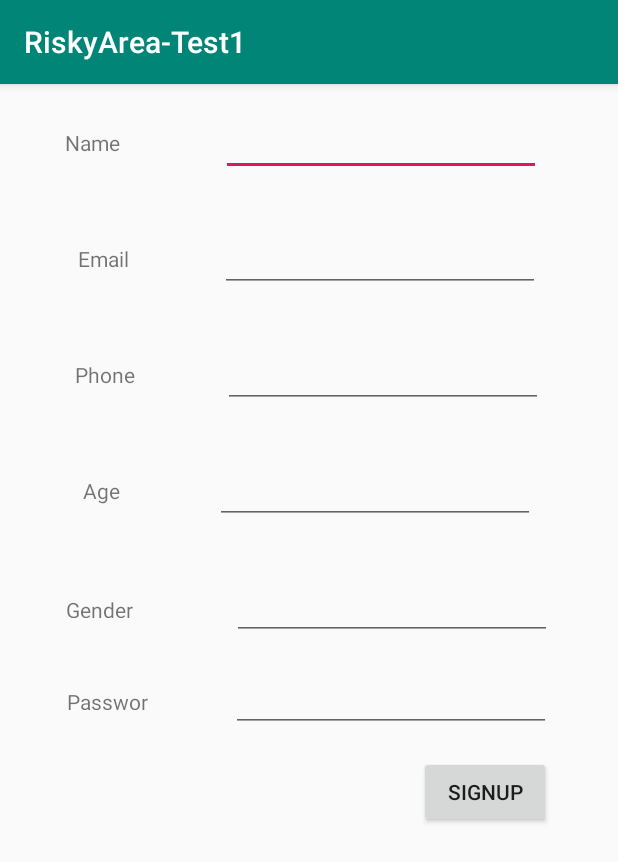
After one commit to mostasim/Risk-Detector, an Android app: the UserSignUpActivity screen opened directly, with no data from a screen before it, on a phone screen of 412 x 824 dp. The commit adds this screen. Shown: the top 862 px of the screen. Run offline under Robolectric (Android 15) with nearby library versions, the phone set to English and light mode, and no system bars.

Commit message:
UNKNOWN COMMIT

```diff
--- a/RiksyArea/app/build.gradle
+++ b/RiksyArea/app/build.gradle
@@ -28,4 +28,7 @@ dependencies {
     androidTestImplementation 'androidx.test.espresso:espresso-core:3.1.1'
     implementation 'com.squareup.retrofit2:retrofit:2.5.0'
     implementation 'com.squareup.retrofit2:converter-gson:2.5.0'
+    implementation 'com.google.code.gson:gson:2.6.1'
+    implementation 'com.android.support:recyclerview-v7:28.0.0'
+    implementation 'com.android.support:recyclerview-v7:28.0.0'
 }
--- /dev/null
+++ b/RiksyArea/app/src/main/java/com/example/riskyarea_test1/Interfaces/UserLogInInterface.java
@@ -0,0 +1,6 @@
+package com.example.riskyarea_test1.Interfaces;
+
+public interface UserLogInInterface {
+    void success();
+    void faield();
+}
--- /dev/null
+++ b/RiksyArea/app/src/main/java/com/example/riskyarea_test1/Interfaces/UserSignUpInterface.java
@@ -0,0 +1,6 @@
+package com.example.riskyarea_test1.Interfaces;
+
+public interface UserSignUpInterface {
+    void success();
+    void faield();
+}
--- /dev/null
+++ b/RiksyArea/app/src/main/java/com/example/riskyarea_test1/UserSignUpActivity.java
@@ -0,0 +1,58 @@
+package com.example.riskyarea_test1;
+
+import androidx.appcompat.app.AppCompatActivity;
+
+import android.os.Bundle;
+import android.view.View;
+import android.widget.Button;
+import android.widget.EditText;
+import android.widget.Toast;
+
+import com.example.riskyarea_test1.Interfaces.UserSignUpInterface;
+import com.example.riskyarea_test1.controller.UserController;
+import com.example.riskyarea_test1.model.UserSignUp;
+
+public class UserSignUpActivity extends AppCompatActivity implements UserSignUpInterface {
+
+    @Override
+    protected void onCreate(Bundle savedInstanceState) {
+        super.onCreate(savedInstanceState);
+        setContentView(R.layout.activity_user_sign_up);
+
+        final EditText txtEmail = (EditText) findViewById(R.id.txtEmailSignUp);
+        final EditText txtName = (EditText) findViewById(R.id.txtNameSignUp);
+        final EditText txtPhone = (EditText) findViewById(R.id.txtPhoneSignUp);
+        final EditText txtPassword = (EditText) findViewById(R.id.txtPasswordSignUp);
+        final EditText txtAge = (EditText) findViewById(R.id.txtAgeSignUp);
+        final EditText txtGender = (EditText) findViewById(R.id.txtGenderSignUp);
+
+        Button btnSignUp = (Button) findViewById(R.id.btnSignUp);
+
+        btnSignUp.setOnClickListener(new View.OnClickListener() {
+            @Override
+            public void onClick(View v) {
+                UserSignUp user =new UserSignUp();
+                user.setName(txtName.getText().toString());
+                user.setEmail(txtEmail.getText().toString());
+                user.setPhoneNumber(txtPhone.getText().toString());
+                user.setPassword(txtPassword.getText().toString());
+                user.setAge(Integer.parseInt(txtAge.getText().toString()));
+                user.setGender(txtGender.getText().toString());
+
+                UserController userController = new UserController();
+                userController.setUserSignUpInterface(UserSignUpActivity.this);
+                userController.signUp(user);
+            }
+        });
+    }
+
+    @Override
+    public void success() {
+        Toast.makeText(UserSignUpActivity.this,"Success",Toast.LENGTH_SHORT).show();
+    }
+
+    @Override
+    public void faield() {
+        Toast.makeText(UserSignUpActivity.this,"Fail",Toast.LENGTH_SHORT).show();
+    }
+}
--- a/RiksyArea/app/src/main/java/com/example/riskyarea_test1/data/BaseController.java
+++ b/RiksyArea/app/src/main/java/com/example/riskyarea_test1/data/BaseController.java
@@ -4,8 +4,10 @@ import retrofit2.Retrofit;
 import retrofit2.converter.gson.GsonConverterFactory;
 
 public class BaseController {
-    public Retrofit.Builder builder = new Retrofit.Builder().baseUrl("http://192.168.1.213:8087/").
-            addConverterFactory(GsonConverterFactory.create());
 
+    public  Retrofit.Builder getBuilder(){
+        return new Retrofit.Builder().baseUrl("http://192.168.1.213:8082/").
+                addConverterFactory(GsonConverterFactory.create());
+    }
 
 }
--- /dev/null
+++ b/RiksyArea/app/src/main/res/layout/activity_user_sign_up.xml
@@ -0,0 +1,219 @@
+<?xml version="1.0" encoding="utf-8"?>
+<androidx.constraintlayout.widget.ConstraintLayout xmlns:android="http://schemas.android.com/apk/res/android"
+    xmlns:app="http://schemas.android.com/apk/res-auto"
+    xmlns:tools="http://schemas.android.com/tools"
+    android:layout_width="match_parent"
+    android:layout_height="match_parent"
+    tools:context=".UserSignUpActivity">
+
+
+    <Button
+        android:id="@+id/btnSignUp"
+        android:layout_width="wrap_content"
+        android:layout_height="wrap_content"
+        android:layout_marginTop="16dp"
+        android:text="SignUp"
+        app:layout_constraintEnd_toEndOf="@+id/txtPasswordSignUp"
+        app:layout_constraintTop_toBottomOf="@+id/txtPasswordSignUp" />
+
+    <EditText
+        android:id="@+id/txtNameSignUp"
+        android:layout_width="wrap_content"
+        android:layout_height="wrap_content"
+        android:layout_marginStart="16dp"
+        android:layout_marginLeft="16dp"
+        android:layout_marginTop="16dp"
+        android:layout_marginEnd="16dp"
+        android:layout_marginRight="16dp"
+        android:layout_marginBottom="16dp"
+        android:ems="10"
+        android:inputType="textPersonName"
+        app:layout_constraintBottom_toTopOf="@+id/txtEmailSignUp"
+        app:layout_constraintEnd_toEndOf="parent"
+        app:layout_constraintHorizontal_bias="0.5"
+        app:layout_constraintStart_toEndOf="@+id/textView2"
+        app:layout_constraintTop_toTopOf="parent"
+        tools:ignore="MissingConstraints" />
+
+    <EditText
+        android:id="@+id/txtEmailSignUp"
+        android:layout_width="wrap_content"
+        android:layout_height="wrap_content"
+        android:layout_marginStart="16dp"
+        android:layout_marginLeft="16dp"
+        android:layout_marginTop="16dp"
+        android:layout_marginEnd="16dp"
+        android:layout_marginRight="16dp"
+        android:layout_marginBottom="16dp"
+        android:ems="10"
+        android:inputType="textEmailAddress"
+        app:layout_constraintBottom_toTopOf="@+id/txtPhoneSignUp"
+        app:layout_constraintEnd_toEndOf="parent"
+        app:layout_constraintHorizontal_bias="0.5"
+        app:layout_constraintStart_toEndOf="@+id/textView5"
+        app:layout_constraintTop_toBottomOf="@+id/txtNameSignUp"
+        tools:ignore="MissingConstraints" />
+
+    <EditText
+        android:id="@+id/txtPhoneSignUp"
+        android:layout_width="wrap_content"
+        android:layout_height="wrap_content"
+        android:layout_marginStart="16dp"
+        android:layout_marginLeft="16dp"
+        android:layout_marginTop="16dp"
+        android:layout_marginEnd="16dp"
+        android:layout_marginRight="16dp"
+        android:layout_marginBottom="16dp"
+        android:ems="10"
+        android:inputType="phone"
+        app:layout_constraintBottom_toTopOf="@+id/txtAgeSignUp"
+        app:layout_constraintEnd_toEndOf="parent"
+        app:layout_constraintHorizontal_bias="0.5"
+        app:layout_constraintStart_toEndOf="@+id/textView6"
+        app:layout_constraintTop_toBottomOf="@+id/txtEmailSignUp"
+        tools:ignore="MissingConstraints" />
+
+    <EditText
+        android:id="@+id/txtAgeSignUp"
+        android:layout_width="wrap_content"
+        android:layout_height="wrap_content"
+        android:layout_marginStart="16dp"
+        android:layout_marginLeft="16dp"
+        android:layout_marginTop="16dp"
+        android:layout_marginEnd="16dp"
+        android:layout_marginRight="16dp"
+        android:layout_marginBottom="16dp"
+        android:ems="10"
+        android:inputType="textPersonName"
+        app:layout_constraintBottom_toTopOf="@+id/txtGenderSignUp"
+        app:layout_constraintEnd_toEndOf="parent"
+        app:layout_constraintHorizontal_bias="0.5"
+        app:layout_constraintStart_toEndOf="@+id/textView7"
+        app:layout_constraintTop_toBottomOf="@+id/txtPhoneSignUp"
+        tools:ignore="MissingConstraints" />
+
+    <EditText
+        android:id="@+id/txtGenderSignUp"
+        android:layout_width="wrap_content"
+        android:layout_height="wrap_content"
+        android:layout_marginStart="16dp"
+        android:layout_marginLeft="16dp"
+        android:layout_marginTop="16dp"
+        android:layout_marginEnd="16dp"
+        android:layout_marginRight="16dp"
+        android:layout_marginBottom="16dp"
+        android:ems="10"
+        android:inputType="textPersonName"
+        app:layout_constraintBottom_toTopOf="@+id/txtPasswordSignUp"
+        app:layout_constraintEnd_toEndOf="parent"
+        app:layout_constraintHorizontal_bias="0.5"
+        app:layout_constraintStart_toEndOf="@+id/textView8"
+        app:layout_constraintTop_toBottomOf="@+id/txtAgeSignUp"
+        tools:ignore="MissingConstraints" />
+
+    <EditText
+        android:id="@+id/txtPasswordSignUp"
+        android:layout_width="wrap_content"
+        android:layout_height="wrap_content"
+        android:layout_marginStart="16dp"
+        android:layout_marginLeft="16dp"
+        android:layout_marginTop="16dp"
+        android:layout_marginEnd="16dp"
+        android:layout_marginRight="16dp"
+        android:ems="10"
+        android:inputType="textPassword"
+        app:layout_constraintEnd_toEndOf="parent"
+        app:layout_constraintHorizontal_bias="0.5"
+        app:layout_constraintStart_toEndOf="@+id/textView9"
+        app:layout_constraintTop_toBottomOf="@+id/txtGenderSignUp"
+        tools:ignore="MissingConstraints" />
+
+    <TextView
+        android:id="@+id/textView2"
+        android:layout_width="wrap_content"
+        android:layout_height="wrap_content"
+        android:layout_marginStart="8dp"
+        android:layout_marginLeft="8dp"
+        android:layout_marginEnd="16dp"
+        android:layout_marginRight="16dp"
+        android:text="Name"
+        app:layout_constraintBottom_toBottomOf="@+id/txtNameSignUp"
+        app:layout_constraintEnd_toStartOf="@+id/txtNameSignUp"
+        app:layout_constraintHorizontal_bias="0.5"
+        app:layout_constraintStart_toStartOf="parent"
+        app:layout_constraintTop_toTopOf="@+id/txtNameSignUp" />
+
+    <TextView
+        android:id="@+id/textView5"
+        android:layout_width="wrap_content"
+        android:layout_height="wrap_content"
+        android:layout_marginStart="16dp"
+        android:layout_marginLeft="16dp"
+        android:layout_marginEnd="8dp"
+        android:layout_marginRight="8dp"
+        android:text="Email"
+        app:layout_constraintBottom_toBottomOf="@+id/txtEmailSignUp"
+        app:layout_constraintEnd_toStartOf="@+id/txtEmailSignUp"
+        app:layout_constraintHorizontal_bias="0.5"
+        app:layout_constraintStart_toStartOf="parent"
+        app:layout_constraintTop_toTopOf="@+id/txtEmailSignUp" />
+
+    <TextView
+        android:id="@+id/textView6"
+        android:layout_width="wrap_content"
+        android:layout_height="wrap_content"
+        android:layout_marginStart="16dp"
+        android:layout_marginLeft="16dp"
+        android:layout_marginEnd="8dp"
+        android:layout_marginRight="8dp"
+        android:text="Phone"
+        app:layout_constraintBottom_toBottomOf="@+id/txtPhoneSignUp"
+        app:layout_constraintEnd_toStartOf="@+id/txtPhoneSignUp"
+        app:layout_constraintHorizontal_bias="0.5"
+        app:layout_constraintStart_toStartOf="parent"
+        app:layout_constraintTop_toTopOf="@+id/txtPhoneSignUp" />
+
+    <TextView
+        android:id="@+id/textView7"
+        android:layout_width="wrap_content"
+        android:layout_height="wrap_content"
+        android:layout_marginStart="16dp"
+        android:layout_marginLeft="16dp"
+        android:layout_marginEnd="8dp"
+        android:layout_marginRight="8dp"
+        android:text="Age"
+        app:layout_constraintBottom_toBottomOf="@+id/txtAgeSignUp"
+        app:layout_constraintEnd_toStartOf="@+id/txtAgeSignUp"
+        app:layout_constraintStart_toStartOf="parent"
+        app:layout_constraintTop_toTopOf="@+id/txtAgeSignUp" />
+
+    <TextView
+        android:id="@+id/textView8"
+        android:layout_width="59dp"
+        android:layout_height="15dp"
+        android:layout_marginStart="16dp"
+        android:layout_marginLeft="16dp"
+        android:layout_marginEnd="8dp"
+        android:layout_marginRight="8dp"
+        android:text="Gender"
+        app:layout_constraintBottom_toBottomOf="@+id/txtGenderSignUp"
+        app:layout_constraintEnd_toStartOf="@+id/txtGenderSignUp"
+        app:layout_constraintHorizontal_bias="0.5"
+        app:layout_constraintStart_toStartOf="parent"
+        app:layout_constraintTop_toTopOf="@+id/txtGenderSignUp" />
+
+    <TextView
+        android:id="@+id/textView9"
+        android:layout_width="56dp"
+        android:layout_height="15dp"
+        android:layout_marginStart="16dp"
+        android:layout_marginLeft="16dp"
+        android:layout_marginEnd="8dp"
+        android:layout_marginRight="8dp"
+        android:text="Password"
+        app:layout_constraintBottom_toBottomOf="@+id/txtPasswordSignUp"
+        app:layout_constraintEnd_toStartOf="@+id/txtPasswordSignUp"
+        app:layout_constraintHorizontal_bias="0.5"
+        app:layout_constraintStart_toStartOf="parent"
+        app:layout_constraintTop_toTopOf="@+id/txtPasswordSignUp" />
+</androidx.constraintlayout.widget.ConstraintLayout>
--- /dev/null
+++ b/RiksyArea/app/src/main/res/layout/root.xml
@@ -0,0 +1,5 @@
+<?xml version="1.0" encoding="utf-8"?>
+<android.support.v7.widget.CardView xmlns:android="http://schemas.android.com/apk/res/android"
+    android:layout_width="match_parent" android:layout_height="match_parent">
+
+</android.support.v7.widget.CardView>
```
Also changed, not shown: RiksyArea/app/src/main/AndroidManifest.xml (+7 -2 lines), RiksyArea/app/src/main/java/com/example/riskyarea_test1/Interfaces/UserListInterface.java (added, +11 -0 lines), RiksyArea/app/src/main/java/com/example/riskyarea_test1/MainActivity.java (+28 -39 lines), RiksyArea/app/src/main/java/com/example/riskyarea_test1/UserListActivity.java (added, +40 -0 lines), RiksyArea/app/src/main/java/com/example/riskyarea_test1/UserLogInActivity.java (added, +53 -0 lines), RiksyArea/app/src/main/java/com/example/riskyarea_test1/controller/UserController.java (added, +104 -0 lines), RiksyArea/app/src/main/java/com/example/riskyarea_test1/data/APIConfig.java (+13 -2 lines), RiksyArea/app/src/main/res/layout/activity_main.xml (+22 -8 lines), RiksyArea/app/src/main/res/layout/activity_user_list.xml (added, +18 -0 lines), RiksyArea/app/src/main/res/layout/activity_user_log_in.xml (added, +74 -0 lines).
